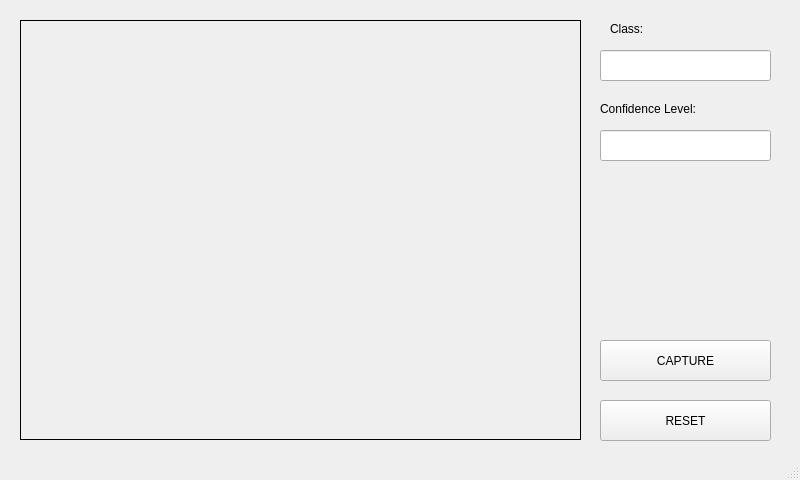
Above: mainwindow.ui from romnegrillo/thesis-weavepattern before the change. Below: the same form after it.
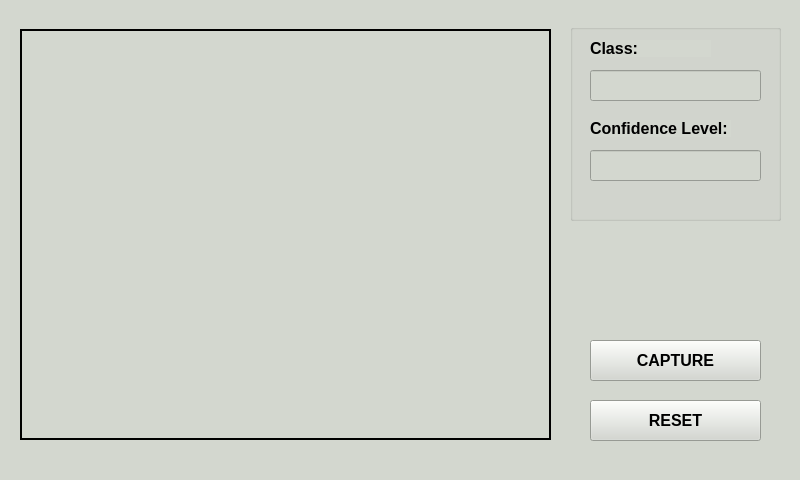
That is the form after the change.

Diff of the .ui file:
```diff
--- a/mainwindow.ui
+++ b/mainwindow.ui
@@ -14,23 +14,24 @@
    <string>MainWindow</string>
   </property>
   <property name="styleSheet">
-   <string notr="true">QMainWindow{
-background-color: qconicalgradient(cx:1, cy:1, angle:0, stop:0 rgba(0, 0, 201, 255), stop:1 rgba(255, 255, 255, 255));
-};</string>
+   <string notr="true">background-color: rgb(211, 215, 207);</string>
   </property>
   <widget class="QWidget" name="centralwidget">
    <widget class="QLabel" name="image_label">
     <property name="geometry">
      <rect>
       <x>20</x>
-      <y>20</y>
-      <width>561</width>
-      <height>420</height>
+      <y>29</y>
+      <width>531</width>
+      <height>411</height>
      </rect>
     </property>
     <property name="frameShape">
      <enum>QFrame::Box</enum>
     </property>
+    <property name="lineWidth">
+     <number>2</number>
+    </property>
     <property name="text">
      <string/>
     </property>
@@ -41,34 +42,103 @@
    <widget class="QPushButton" name="capture_button">
     <property name="geometry">
      <rect>
-      <x>600</x>
+      <x>590</x>
       <y>340</y>
       <width>171</width>
       <height>41</height>
      </rect>
     </property>
+    <property name="font">
+     <font>
+      <pointsize>12</pointsize>
+      <weight>75</weight>
+      <bold>true</bold>
+     </font>
+    </property>
     <property name="text">
      <string>CAPTURE</string>
     </property>
    </widget>
+   <widget class="QPushButton" name="reset_button">
+    <property name="geometry">
+     <rect>
+      <x>590</x>
+      <y>400</y>
+      <width>171</width>
+      <height>41</height>
+     </rect>
+    </property>
+    <property name="font">
+     <font>
+      <pointsize>12</pointsize>
+      <weight>75</weight>
+      <bold>true</bold>
+     </font>
+    </property>
+    <property name="text">
+     <string>RESET</string>
+    </property>
+   </widget>
+   <widget class="QGroupBox" name="groupBox">
+    <property name="geometry">
+     <rect>
+      <x>570</x>
+      <y>10</y>
+      <width>211</width>
+      <height>211</height>
+     </rect>
+    </property>
+    <property name="title">
+     <string> </string>
+    </property>
+    <widget class="QLabel" name="confidence_label">
+     <property name="geometry">
+      <rect>
+       <x>20</x>
+       <y>110</y>
+       <width>141</width>
+       <height>17</height>
+      </rect>
+     </property>
+     <property name="font">
+      <font>
+       <pointsize>12</pointsize>
+       <weight>75</weight>
+       <bold>true</bold>
+      </font>
+     </property>
+     <property name="text">
+      <string>Confidence Level:</string>
+     </property>
+    </widget>
    <widget class="QLabel" name="class_label">
     <property name="geometry">
      <rect>
-      <x>610</x>
-      <y>20</y>
+       <x>20</x>
+       <y>30</y>
       <width>121</width>
       <height>17</height>
      </rect>
     </property>
+     <property name="font">
+      <font>
+       <pointsize>12</pointsize>
+       <weight>75</weight>
+       <bold>true</bold>
+      </font>
+     </property>
     <property name="text">
      <string>Class:</string>
     </property>
+     <property name="textFormat">
+      <enum>Qt::PlainText</enum>
+     </property>
    </widget>
    <widget class="QLineEdit" name="class_textbox">
     <property name="geometry">
      <rect>
-      <x>600</x>
-      <y>50</y>
+       <x>20</x>
+       <y>60</y>
       <width>171</width>
       <height>31</height>
      </rect>
@@ -77,8 +147,8 @@
    <widget class="QLineEdit" name="confidence_textbox">
     <property name="geometry">
      <rect>
-      <x>600</x>
-      <y>130</y>
+       <x>20</x>
+       <y>140</y>
       <width>171</width>
       <height>31</height>
      </rect>
@@ -87,31 +157,6 @@
      <string/>
     </property>
    </widget>
-   <widget class="QLabel" name="confidence_label">
-    <property name="geometry">
-     <rect>
-      <x>600</x>
-      <y>100</y>
-      <width>141</width>
-      <height>17</height>
-     </rect>
-    </property>
-    <property name="text">
-     <string>Confidence Level:</string>
-    </property>
-   </widget>
-   <widget class="QPushButton" name="reset_button">
-    <property name="geometry">
-     <rect>
-      <x>600</x>
-      <y>400</y>
-      <width>171</width>
-      <height>41</height>
-     </rect>
-    </property>
-    <property name="text">
-     <string>RESET</string>
-    </property>
    </widget>
   </widget>
   <widget class="QMenuBar" name="menubar">
```
Lines whose indentation alone changed are shown as unchanged.
